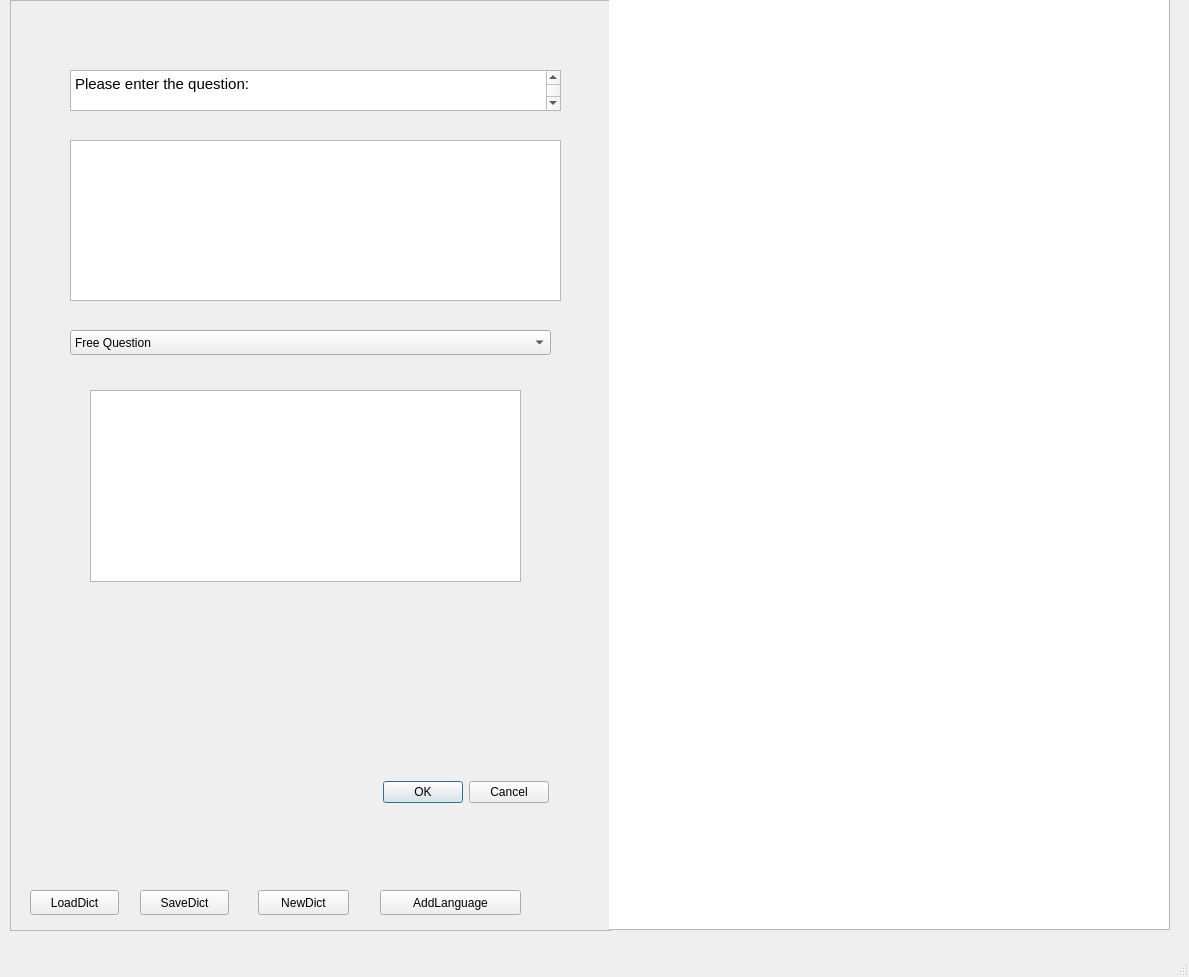
This is project/test_gui.ui in Hackathon2020/CoronaHackathon2020 as Qt 5 draws it before an edit. The edited form follows.
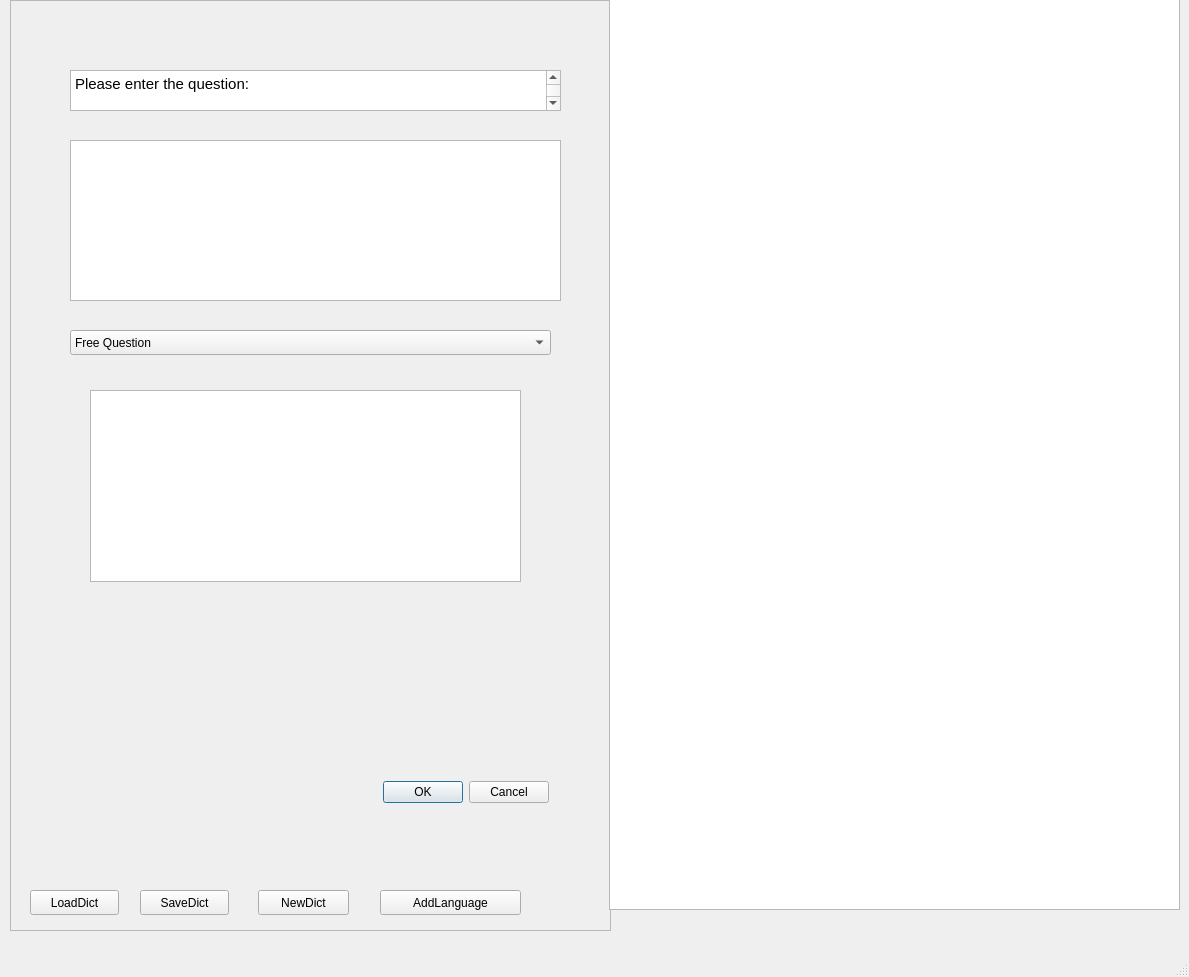
This is the edited form.

Commit message: add table function

The edit to the form file:
```diff
--- a/project/test_gui.ui
+++ b/project/test_gui.ui
@@ -219,13 +219,13 @@
       <height>931</height>
      </rect>
     </property>
-    <widget class="QTableView" name="overview_table">
+    <widget class="QTableWidget" name="dict_table">
      <property name="geometry">
       <rect>
-       <x>-10</x>
+       <x>0</x>
        <y>0</y>
        <width>571</width>
-       <height>931</height>
+       <height>911</height>
       </rect>
      </property>
     </widget>
```
The commit also changes 1 other file.
